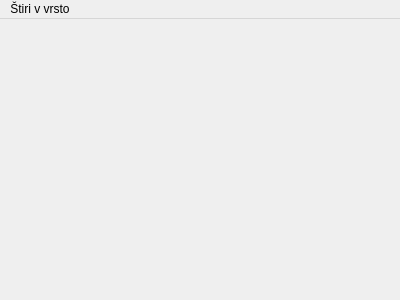
vladimirrujevic/rpoprojekt, file glavnookno.ui: the form before one commit.
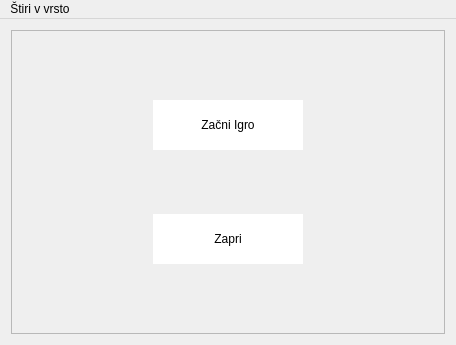
The form after the commit.

Commit message: Začetni zaslon in meni

```diff
--- a/glavnookno.ui
+++ b/glavnookno.ui
@@ -6,20 +6,106 @@
    <rect>
     <x>0</x>
     <y>0</y>
-    <width>400</width>
-    <height>300</height>
+    <width>456</width>
+    <height>345</height>
    </rect>
   </property>
   <property name="windowTitle">
    <string>Štiri v vrsto</string>
   </property>
-  <widget class="QWidget" name="centralWidget"/>
+  <widget class="QWidget" name="centralWidget">
+   <layout class="QGridLayout" name="gridLayout">
+    <item row="0" column="0">
+     <widget class="QFrame" name="frame">
+      <property name="enabled">
+       <bool>true</bool>
+      </property>
+      <property name="autoFillBackground">
+       <bool>false</bool>
+      </property>
+      <property name="frameShape">
+       <enum>QFrame::StyledPanel</enum>
+      </property>
+      <property name="frameShadow">
+       <enum>QFrame::Raised</enum>
+      </property>
+      <property name="lineWidth">
+       <number>0</number>
+      </property>
+      <layout class="QGridLayout" name="gridLayout_2">
+       <item row="0" column="0">
+        <widget class="QPushButton" name="btnZacni">
+         <property name="enabled">
+          <bool>true</bool>
+         </property>
+         <property name="minimumSize">
+          <size>
+           <width>150</width>
+           <height>50</height>
+          </size>
+         </property>
+         <property name="maximumSize">
+          <size>
+           <width>150</width>
+           <height>50</height>
+          </size>
+         </property>
+         <property name="autoFillBackground">
+          <bool>false</bool>
+         </property>
+         <property name="styleSheet">
+          <string notr="true">background-color:#fff;
+border: none;
+height:50px;
+width: 100px;</string>
+         </property>
+         <property name="text">
+          <string>Začni Igro</string>
+         </property>
+         <attribute name="buttonGroup">
+          <string notr="true">buttonGroup</string>
+         </attribute>
+        </widget>
+       </item>
+       <item row="1" column="0">
+        <widget class="QPushButton" name="btnZapri">
+         <property name="minimumSize">
+          <size>
+           <width>150</width>
+           <height>50</height>
+          </size>
+         </property>
+         <property name="maximumSize">
+          <size>
+           <width>150</width>
+           <height>50</height>
+          </size>
+         </property>
+         <property name="styleSheet">
+          <string notr="true">background-color:#fff;
+border: none;
+height:50px;
+width: 100px</string>
+         </property>
+         <property name="text">
+          <string>Zapri</string>
+         </property>
+         <attribute name="buttonGroup">
+          <string notr="true">buttonGroup</string>
+         </attribute>
+        </widget>
+       </item>
+      </layout>
+     </widget>
+    </item>
+   </layout>
+  </widget>
   <widget class="QMenuBar" name="menuBar">
    <property name="geometry">
     <rect>
      <x>0</x>
      <y>0</y>
-     <width>400</width>
+     <width>456</width>
      <height>19</height>
     </rect>
    </property>
```
Left out of the diff: 22 changed lines with no effect on the pictures. The commit also changes 2 other files.
